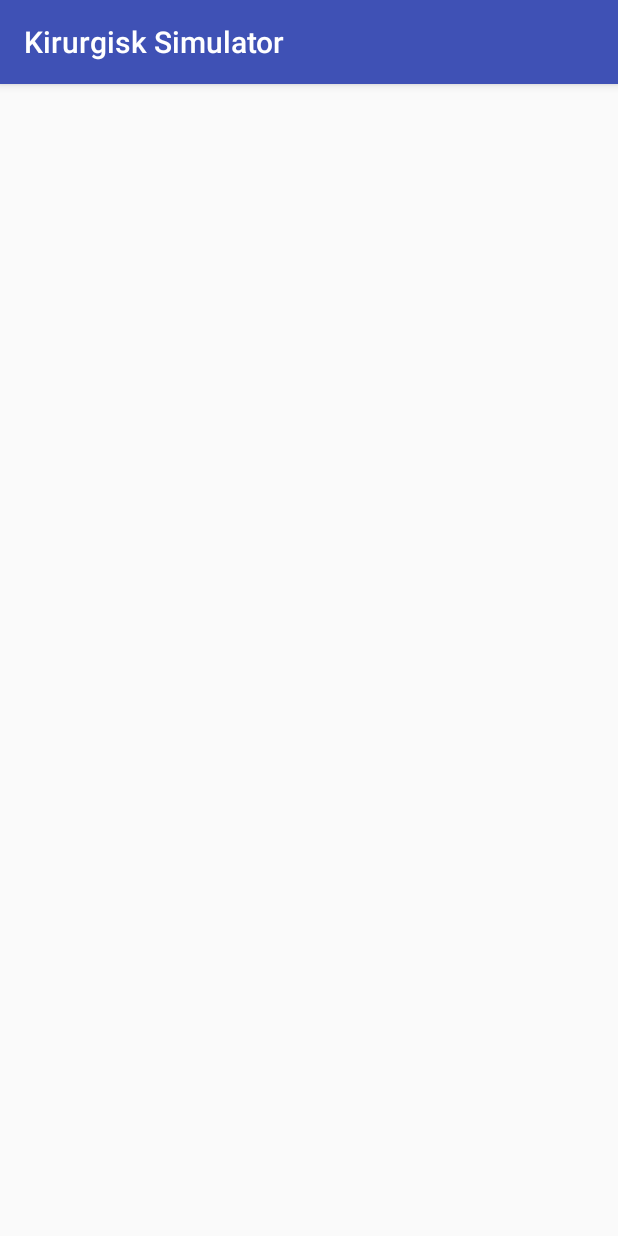
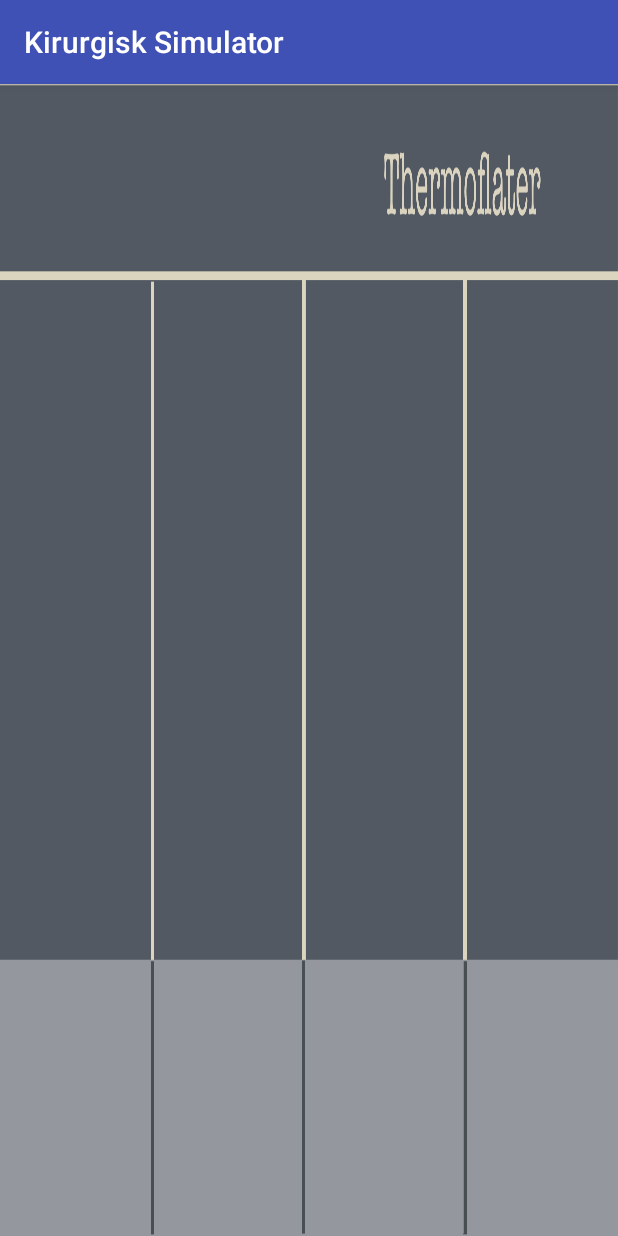
Before and after one commit to isaix/KirurgiskSimulator, an Android app: the SimulatorActivity screen opened directly, with no data from a screen before it, on a phone screen of 412 x 824 dp. Run offline under Robolectric (Android 15) with nearby library versions, the phone set to English and light mode, and no system bars.

Commit message:
Ændringer i androidmanifestet, således at der launches både den ene og den anden aktivitet. Ændring af xml for simulatoren med baggrund og shadow for et billede. More to come

```diff
--- a/app/src/main/AndroidManifest.xml
+++ b/app/src/main/AndroidManifest.xml
@@ -12,11 +12,15 @@
         <activity android:name=".MainActivity">
             <intent-filter>
                 <action android:name="android.intent.action.MAIN" />
-
                 <category android:name="android.intent.category.LAUNCHER" />
             </intent-filter>
         </activity>
-        <activity android:name=".SimulatorActivity" />
+        <activity android:name=".SimulatorActivity">
+            <intent-filter>
+                <action android:name="android.intent.action.MAIN" />
+                <category android:name="android.intent.category.LAUNCHER"/>
+            </intent-filter>
+        </activity>
     </application>
 
 </manifest>
--- a/app/src/main/res/layout/activity_simulator.xml
+++ b/app/src/main/res/layout/activity_simulator.xml
@@ -4,6 +4,25 @@
     xmlns:tools="http://schemas.android.com/tools"
     android:layout_width="match_parent"
     android:layout_height="match_parent"
-    tools:context=".SimulatorActivity">
+    tools:context=".SimulatorActivity"
+    android:background="@drawable/skaerm2">
+
+
+    <ImageView
+        android:id="@+id/valuePicic"
+        android:layout_width="100dp"
+        android:layout_height="86dp"
+        android:layout_marginBottom="8dp"
+        android:layout_marginEnd="556dp"
+        android:layout_marginTop="8dp"
+        android:shadowColor="#fff"
+        android:shadowDx="10"
+        android:shadowDy="10"
+        android:shadowRadius="10"
+        app:layout_constraintBottom_toBottomOf="parent"
+        app:layout_constraintEnd_toEndOf="parent"
+        app:layout_constraintTop_toTopOf="parent"
+        app:layout_constraintVertical_bias="0.338"
+        app:srcCompat="@drawable/value00" />
 
 </android.support.constraint.ConstraintLayout>
```
Also changed, not shown: app/src/main/res/drawable/skaerm2.png (added).
